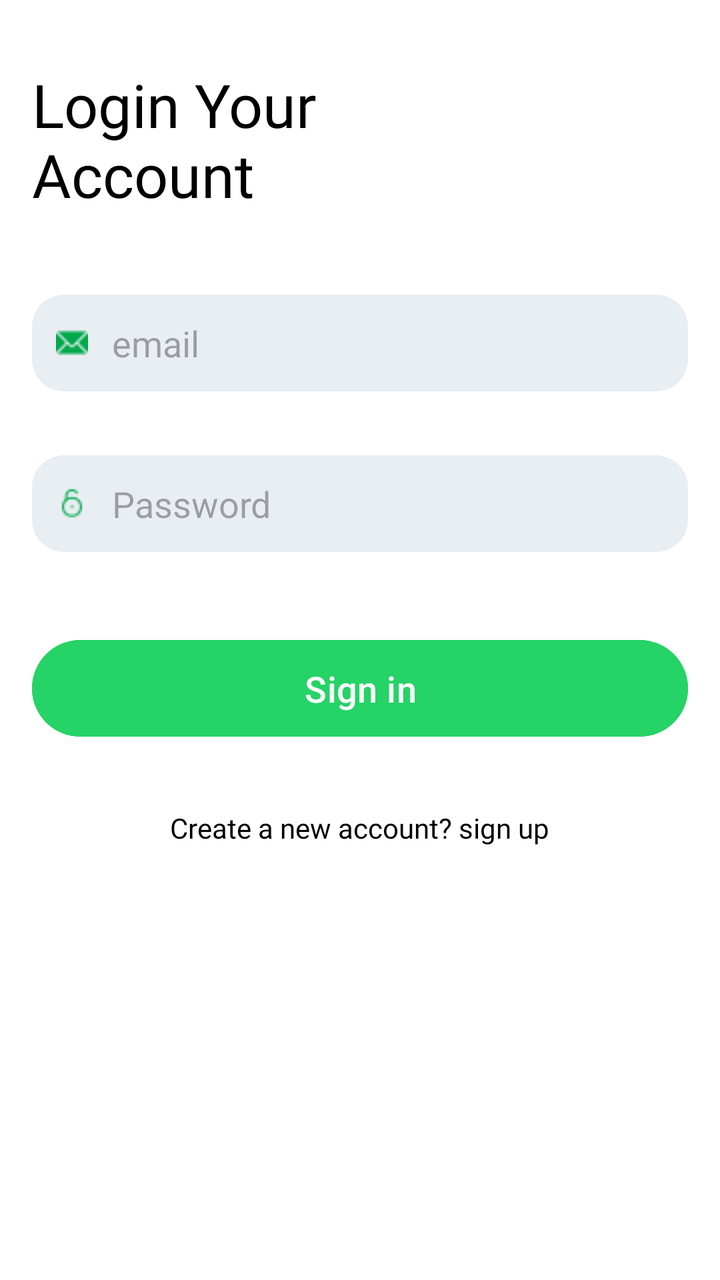
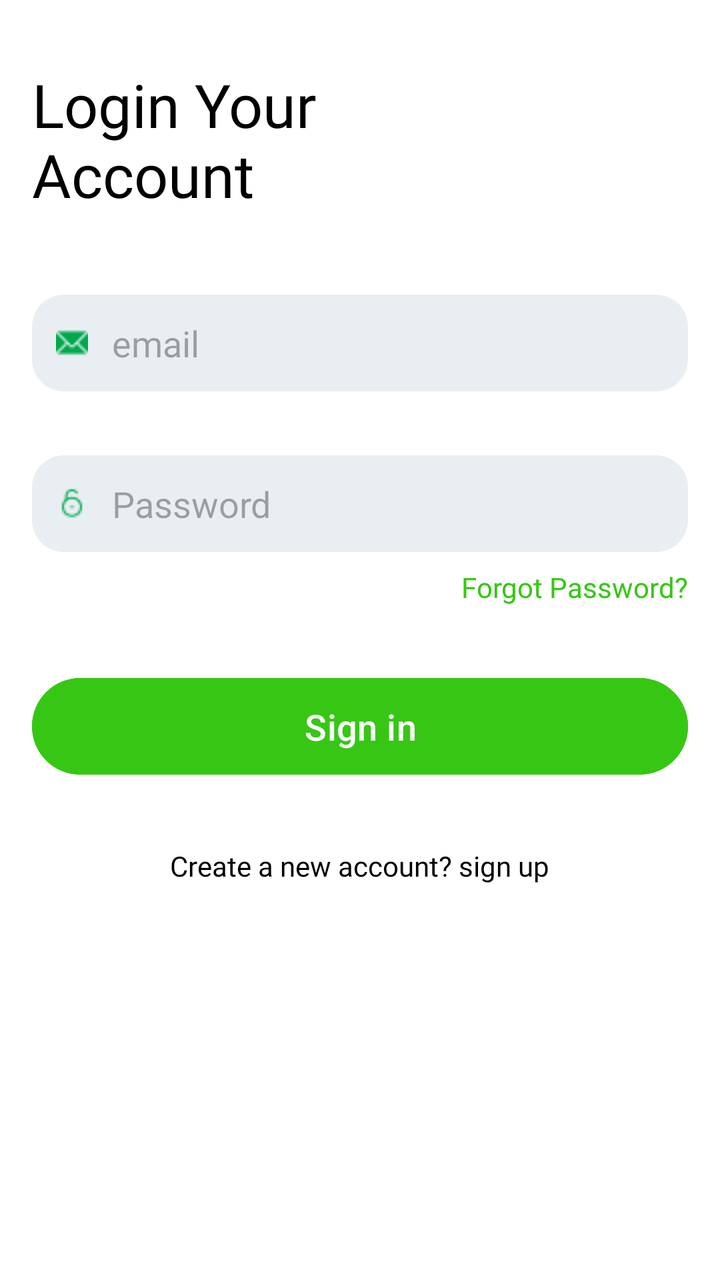

Compare the two renders of this Android layout. The source of the first and the diff that turns it into the second are given below.
<!-- AndroidManifest.xml: application theme Theme.RemotePresence -->
<!-- res/layout/activity_login.xml -->
<?xml version="1.0" encoding="utf-8"?>
<FrameLayout xmlns:android="http://schemas.android.com/apk/res/android"
    xmlns:tools="http://schemas.android.com/tools"
    android:layout_width="match_parent"
    android:layout_height="match_parent"
    android:background="@color/background"
    tools:context=".Authentication.LoginActivity">

    
    <LinearLayout
        android:layout_width="match_parent"
        android:layout_height="match_parent"
        android:orientation="vertical"
        android:padding="16dp">

        
        <TextView
            android:id="@+id/tv_create_account"
            android:layout_width="wrap_content"
            android:layout_height="wrap_content"
            android:text="Login Your \nAccount"
            android:textSize="30sp"
            android:textColor="@color/black"
            android:fontFamily="@font/poppinssemibold"
            android:layout_marginBottom="24dp"
            android:layout_marginTop="16dp" />

        
        <EditText
            android:id="@+id/et_email"
            android:layout_width="match_parent"
            android:layout_height="wrap_content"
            android:hint="email "
            android:textColor="@color/black"
            android:drawablePadding="12dp"
            android:fontFamily="@font/interregular"
            android:layout_marginBottom="16dp"
            android:inputType="textEmailAddress"
            android:drawableStart="@drawable/email"
            android:layout_marginTop="16dp"
            android:padding="12dp"
            android:background="@drawable/rounded_corner_background" />

        
        <EditText
            android:id="@+id/et_password"
            android:layout_width="match_parent"
            android:layout_height="wrap_content"
            android:hint="Password"
            android:drawablePadding="12dp"
            android:textColor="@color/black"
            android:drawableStart="@drawable/password"
            android:layout_marginTop="16dp"
            android:padding="12dp"
            android:layout_marginBottom="16dp"
            android:background="@drawable/rounded_corner_background"
            android:inputType="textPassword" />

        
        <Button
            android:id="@+id/btn_sign_in"
            android:layout_width="match_parent"
            android:layout_height="wrap_content"
            android:text="Sign in"
            android:layout_marginTop="24dp"
            android:backgroundTint="@color/btncolor"
            android:textColor="@color/white"
            android:textSize="18sp"
            android:layout_marginBottom="16dp"
            android:padding="12dp" />

        
        <TextView
            android:id="@+id/tv_sign_up"
            android:layout_width="wrap_content"
            android:layout_height="wrap_content"
            android:text="Create a new account? sign up"
            android:layout_marginTop="16dp"
            android:layout_gravity="center"
            android:fontFamily="@font/poppinssemibold"
            android:textColor="@color/black"
            android:layout_marginBottom="32dp"
            android:textAlignment="center" />

    </LinearLayout>

    
</FrameLayout>
<!-- resources referenced by this layout -->
<resources>
  <color name="background">#FFFFFFFF</color>
  <color name="black">#FF000000</color>
  <color name="btncolor">#25D366</color>
  <color name="white">#FFFFFFFF</color>
  <!-- drawable email: png bitmap (drawable, 401 bytes) -->
  <!-- drawable password: png bitmap (drawable, 500 bytes) -->
  <!-- drawable rounded_corner_background (drawable) -->
  <shape xmlns:android="http://schemas.android.com/apk/res/android">
      <solid android:color="@color/ButtonWhite" />
      <corners android:radius="16dp" />
  </shape>
  <style name="Theme.RemotePresence" parent="Theme.Material3.DayNight.NoActionBar">
          
          <item name="colorPrimary">@color/purple_500</item>
          <item name="colorPrimaryVariant">@color/purple_700</item>
          <item name="colorOnPrimary">@color/white</item>
          
          <item name="colorSecondary">@color/teal_200</item>
          <item name="colorSecondaryVariant">@color/teal_700</item>
          <item name="colorOnSecondary">@color/black</item>
          
          <item name="android:statusBarColor">?attr/colorPrimaryVariant</item>
          
      </style>
  <color name="ButtonWhite">#E8EEF2</color>
  <color name="purple_500">#FF6200EE</color>
  <color name="purple_700">#FF3700B3</color>
  <color name="teal_200">#FF03DAC5</color>
  <color name="teal_700">#FF018786</color>
</resources>

<!-- the commit's change to res/layout/activity_login.xml (unified diff, before → after) -->
@@ -52,9 +52,23 @@
             android:drawableStart="@drawable/password"
             android:layout_marginTop="16dp"
             android:padding="12dp"
-            android:layout_marginBottom="16dp"
+            android:layout_marginBottom="8dp"
             android:background="@drawable/rounded_corner_background"
             android:inputType="textPassword" />
+
+        
+        <TextView
+            android:id="@+id/tv_forgot_password"
+            android:layout_width="wrap_content"
+            android:layout_height="wrap_content"
+            android:text="Forgot Password?"
+            android:textColor="@color/btncolor"
+            android:fontFamily="@font/poppinssemibold"
+            android:textSize="14sp"
+            android:layout_marginBottom="16dp"
+            android:layout_gravity="end"
+            android:clickable="true"
+            android:focusable="true" />
 
         
         <Button
@@ -62,7 +76,7 @@
             android:layout_width="match_parent"
             android:layout_height="wrap_content"
             android:text="Sign in"
-            android:layout_marginTop="24dp"
+            android:layout_marginTop="16dp"
             android:backgroundTint="@color/btncolor"
             android:textColor="@color/white"
             android:textSize="18sp"
<!-- resource entries referenced after the edit -->
@@ -2,7 +2,7 @@
 <resources>
   <color name="background">#FFFFFFFF</color>
   <color name="black">#FF000000</color>
-  <color name="btncolor">#25D366</color>
+  <color name="btncolor">#36C715</color>
   <color name="white">#FFFFFFFF</color>
   <!-- drawable email: png bitmap (drawable, 401 bytes) -->
   <!-- drawable password: png bitmap (drawable, 500 bytes) -->
